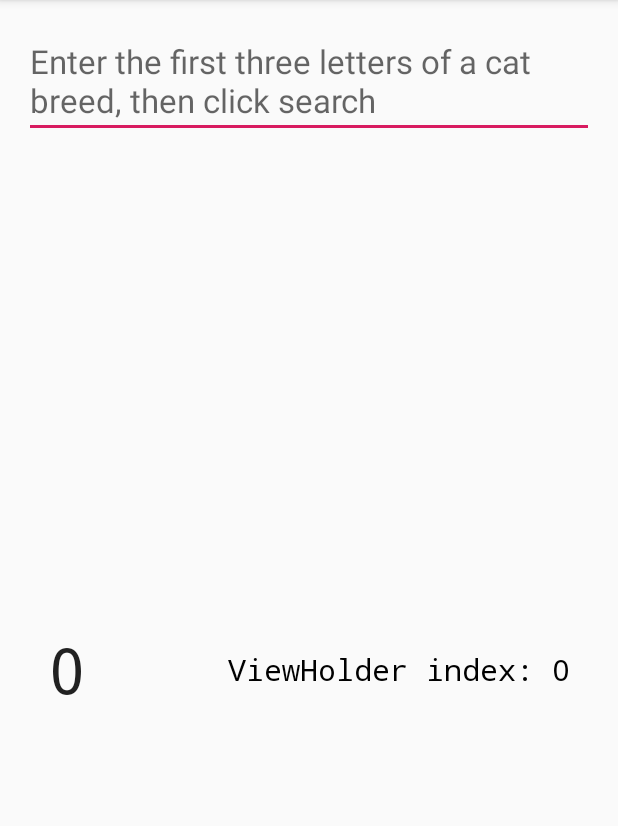
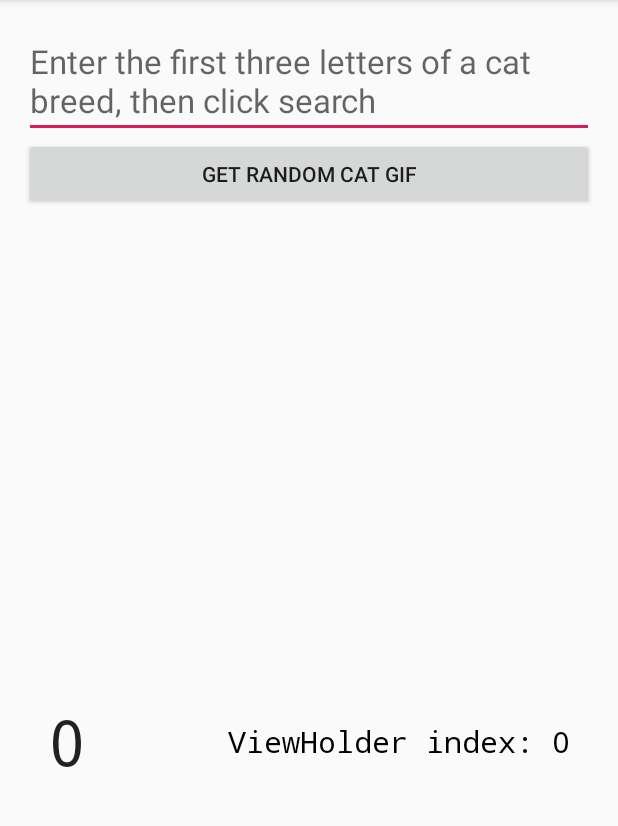
Before and after one commit to madameJeanette/WhoCat, an Android app: the screen it shows after launch (MainActivity), on a phone screen of 412 x 824 dp, the part 84-910 px from its top. Run offline under Robolectric (Android 15) with nearby library versions, the phone set to English and light mode, and no system bars.

Commit message:
Open random cat gif webpage

```diff
--- a/app/src/main/res/layout/activity_main.xml
+++ b/app/src/main/res/layout/activity_main.xml
@@ -6,9 +6,7 @@
     android:orientation="vertical"
     android:paddingLeft="16dp"
     android:paddingRight="16dp"
-    android:paddingTop="16dp"
->
-
+    android:paddingTop="16dp">
 
     <EditText
         android:id="@+id/et_search_box"
@@ -16,16 +14,28 @@
         android:layout_height="wrap_content"
         android:hint="@string/enter_search"
         android:textSize="22sp" />
-   <!--<TextView-->
+
+
+
+    <!--<TextView-->
         <!--android:id="@+id/tv_url_display"-->
         <!--android:layout_width="wrap_content"-->
         <!--android:layout_height="wrap_content"-->
         <!--android:layout_marginTop="8dp"-->
         <!--android:text="@string/hint"-->
         <!--android:textSize="22sp" />-->
+
+    <Button
+        android:id="@+id/button"
+        android:layout_width="match_parent"
+        android:layout_height="wrap_content"
+        android:onClick="onClickOpenWebpageButton"
+        android:text="@string/gif"/>
+
     <FrameLayout
         android:layout_width="match_parent"
         android:layout_height="match_parent">
+
 
         <TextView
         android:id="@+id/tv_cat_search_results_json"
--- a/app/src/main/res/values/strings.xml
+++ b/app/src/main/res/values/strings.xml
@@ -11,5 +11,6 @@
         "Click search and your cat will show up here!"
     </string>
     <string name="action_reset">Reset</string>
+    <string name="gif">Get random cat gif</string>
 
 </resources>
```
Also changed, not shown: app/src/main/java/com/example/whocat/MainActivity.java (+53 -2 lines).
